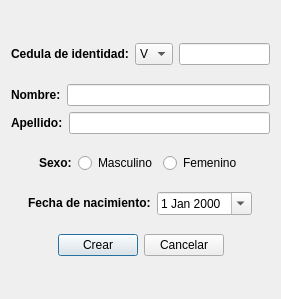
Before: the Qt Designer form crearhistoria.ui in Gabrielnz/pasantia-CIMBUC, drawn with Qt 5.
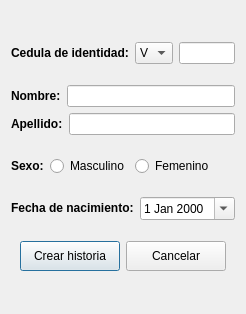
After: the same form once the commit is applied.

The edit to the form file:
```diff
--- a/crearhistoria.ui
+++ b/crearhistoria.ui
@@ -6,8 +6,8 @@
    <rect>
     <x>0</x>
     <y>0</y>
-    <width>281</width>
-    <height>299</height>
+    <width>240</width>
+    <height>314</height>
    </rect>
   </property>
   <property name="windowTitle">
@@ -27,7 +27,7 @@
        <property name="sizeHint" stdset="0">
         <size>
          <width>17</width>
-         <height>13</height>
+         <height>10</height>
         </size>
        </property>
       </spacer>
@@ -78,7 +78,7 @@
        <property name="sizeHint" stdset="0">
         <size>
          <width>17</width>
-         <height>13</height>
+         <height>15</height>
         </size>
        </property>
       </spacer>
@@ -122,26 +122,13 @@
        <property name="sizeHint" stdset="0">
         <size>
          <width>17</width>
-         <height>13</height>
+         <height>15</height>
         </size>
        </property>
       </spacer>
      </item>
      <item>
       <layout class="QHBoxLayout" name="horizontalLayout_3">
-       <item>
-        <spacer name="horizontalSpacer_6">
-         <property name="orientation">
-          <enum>Qt::Horizontal</enum>
-         </property>
-         <property name="sizeHint" stdset="0">
-          <size>
-           <width>40</width>
-           <height>20</height>
-          </size>
-         </property>
-        </spacer>
-       </item>
        <item>
         <widget class="QLabel" name="etqSexo">
          <property name="text">
@@ -189,26 +176,13 @@
        <property name="sizeHint" stdset="0">
         <size>
          <width>17</width>
-         <height>13</height>
+         <height>15</height>
         </size>
        </property>
       </spacer>
      </item>
      <item>
       <layout class="QHBoxLayout" name="horizontalLayout_5">
-       <item>
-        <spacer name="horizontalSpacer_5">
-         <property name="orientation">
-          <enum>Qt::Horizontal</enum>
-         </property>
-         <property name="sizeHint" stdset="0">
-          <size>
-           <width>40</width>
-           <height>20</height>
-          </size>
-         </property>
-        </spacer>
-       </item>
        <item>
         <widget class="QLabel" name="etqFechaNac">
          <property name="text">
@@ -249,7 +223,7 @@
        <property name="sizeHint" stdset="0">
         <size>
          <width>17</width>
-         <height>13</height>
+         <height>15</height>
         </size>
        </property>
       </spacer>
@@ -271,13 +245,25 @@
        </item>
        <item>
         <widget class="QPushButton" name="btnCrearHistoria">
+         <property name="minimumSize">
+          <size>
+           <width>100</width>
+           <height>30</height>
+          </size>
+         </property>
          <property name="text">
-          <string>Crear</string>
+          <string>Crear historia</string>
          </property>
         </widget>
        </item>
        <item>
         <widget class="QPushButton" name="btnCancelar">
+         <property name="minimumSize">
+          <size>
+           <width>100</width>
+           <height>30</height>
+          </size>
+         </property>
          <property name="text">
           <string>Cancelar</string>
          </property>
@@ -309,7 +295,7 @@
        <property name="sizeHint" stdset="0">
         <size>
          <width>17</width>
-         <height>13</height>
+         <height>10</height>
         </size>
        </property>
       </spacer>
```
